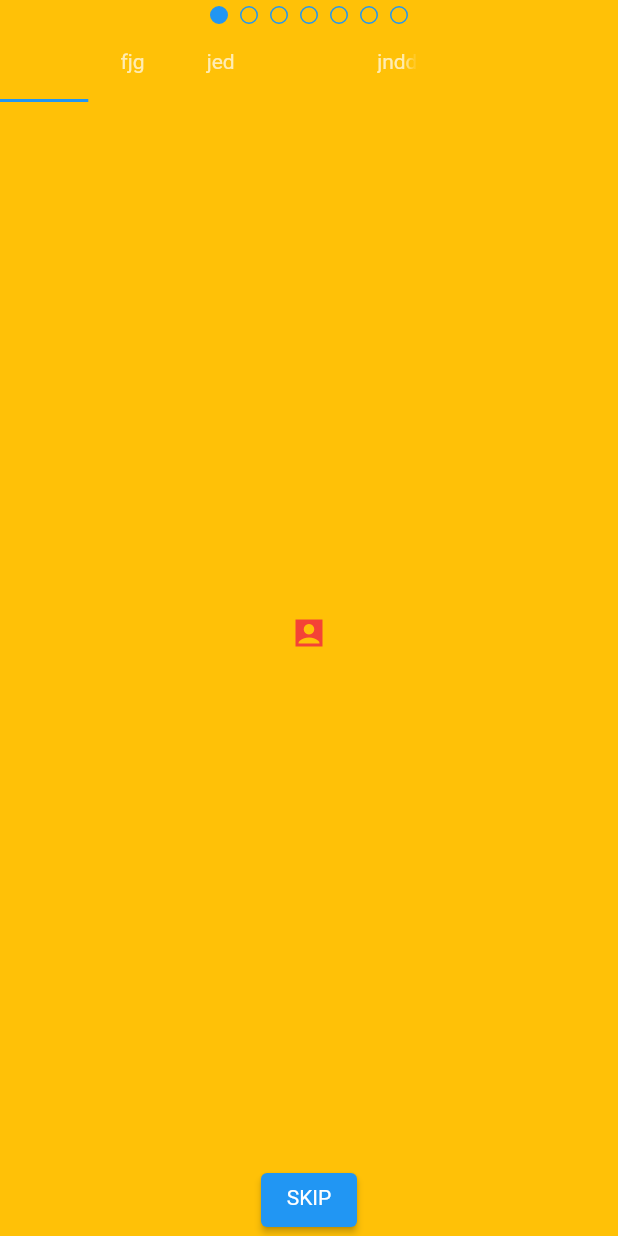
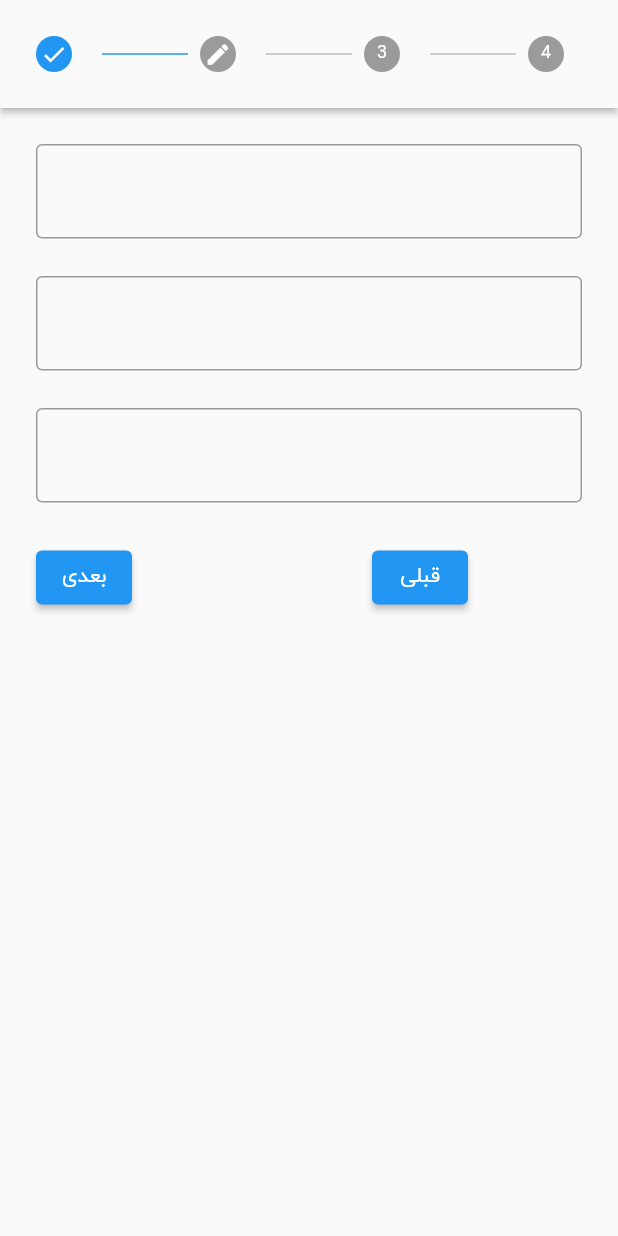
Before and after one commit to Ho3einTahan/sportapplication, a Flutter app: the PageSelectorExample screen opened directly, on a phone screen of 412 x 824 dp. Run offline on Flutter 3.47's test engine with Material 2 defaults, Android fonts, the phone set to English and light mode, and no system bars; our stand-ins replace animated_splash_screen, flutter_image_slideshow.

Commit message:
changes ui scrol page

```diff
--- a/lib/main.dart
+++ b/lib/main.dart
@@ -10,7 +10,7 @@ void main() {
     MaterialApp(
       theme: ThemeData(fontFamily: "iranyekan"),
       debugShowCheckedModeBanner: false,
-      home: (PageSelectorExample()),
+      home: (home()),
     ),
   );
 }
--- a/lib/scrol.dart
+++ b/lib/scrol.dart
@@ -2,110 +2,77 @@ import 'package:flutter/material.dart';
 
 class PageSelectorExample extends StatefulWidget {
   PageSelectorExample({super.key});
-
-  static const kIcons = <Icon>[
-    Icon(Icons.event),
-    Icon(Icons.home),
-  ];
 
   @override
   State<PageSelectorExample> createState() => _PageSelectorExampleState();
 }
 
 class _PageSelectorExampleState extends State<PageSelectorExample> {
-  int state = 0;
-
+  int curentstep = 0;
   @override
   Widget build(BuildContext context) {
-    return DefaultTabController(
-      length: 7,
-      initialIndex: state,
-      child: Builder(
-        builder: (BuildContext context) => Scaffold(
-          backgroundColor: Colors.amber,
-          body: SafeArea(
+    bool hide = false;
+
+    List<Step> step = [
+      Step(
+          state: StepState.complete,
+          title: Text(""),
+          content: Container(
             child: Column(
               children: [
-                TabPageSelector(),
-                IgnorePointer(
-                  child: TabBar(
-                    tabs: [
-                      Tab(
-                        text: "",
-                      ),
-                      Tab(
-                        text: "fjg",
-                      ),
-                      Tab(
-                        text: "jed",
-                      ),
-                      Tab(
-                        text: "",
-                      ),
-                      Tab(
-                        text: "jndd",
-                      ),
-                      Tab(
-                        text: "",
-                      ),
-                      Tab(
-                        text: "",
-                      ),
+                TextField(
+                    decoration: InputDecoration(border: OutlineInputBorder())),
+                SizedBox(height: 25),
+                TextField(
+                    decoration: InputDecoration(border: OutlineInputBorder())),
+                SizedBox(height: 25),
+                TextField(
+                    decoration: InputDecoration(border: OutlineInputBorder())),
               ],
             ),
           ),
-                Expanded(
-                  child: TabBarView(
-                    children: [
-                      Icon(
-                        Icons.account_box_sharp,
-                        color: Colors.red,
+          isActive: curentstep >= 0),
+      Step(
+          title: Text(""),
+          content: Text("page2"),
+          isActive: curentstep >= 1,
+          state: StepState.editing),
+      Step(title: Text(""), content: Text("page3"), isActive: curentstep >= 2),
+      Step(title: Text(""), content: Text("page2"), isActive: curentstep >= 3),
+    ];
+
+    return Scaffold(
+      body: SafeArea(
+        child: Stepper(
+          controlsBuilder: (BuildContext ctx, ControlsDetails dtl) {
+            return Row(
+              children: <Widget>[
+                SizedBox(height: 100),
+                ElevatedButton(
+                  onPressed: dtl.onStepContinue,
+                  child: Text(hide == true ? '' : 'بعدی'),
                 ),
-                      Icon(
-                        Icons.add_alarm_sharp,
-                        color: Colors.red,
+                SizedBox(
+                  width: 160,
                 ),
-                      Icon(
-                        Icons.add_alarm_sharp,
-                        color: Colors.red,
-                      ),
-                      Icon(
-                        Icons.add_alarm_sharp,
-                        color: Colors.red,
-                      ),
-                      Icon(
-                        Icons.add_alarm_sharp,
-                        color: Colors.red,
-                      ),
-                      Icon(
-                        Icons.add_alarm_sharp,
-                        color: Colors.red,
-                      ),
-                      Icon(
-                        Icons.add_alarm_sharp,
-                        color: Colors.red,
+                ElevatedButton(
+                  onPressed: dtl.onStepCancel,
+                  child: Text(hide == true ? '' : 'قبلی'),
                 ),
               ],
-                    physics: NeverScrollableScrollPhysics(),
-                  ),
-                ),
-                ElevatedButton(
-                  onPressed: () {
-                    final TabController controller =
-                        DefaultTabController.of(context)!;
-                    if (state <= 6) {
-                      if (!controller.indexIsChanging) {
-                        controller.animateTo(state++);
+            );
+          },
+          type: StepperType.horizontal,
+          steps: step,
+          currentStep: curentstep,
+          onStepCancel: () {},
+          onStepContinue: () {
+            setState(() {
+              if (curentstep <= step.length - 1) {
+                curentstep++;
               }
-                    } else {
-                      return;
-                    }
+            });
           },
-                  child: const Text('SKIP'),
-                ),
-              ],
-            ),
-          ),
         ),
       ),
     );
```
Lines whose indentation alone changed are shown as unchanged.
